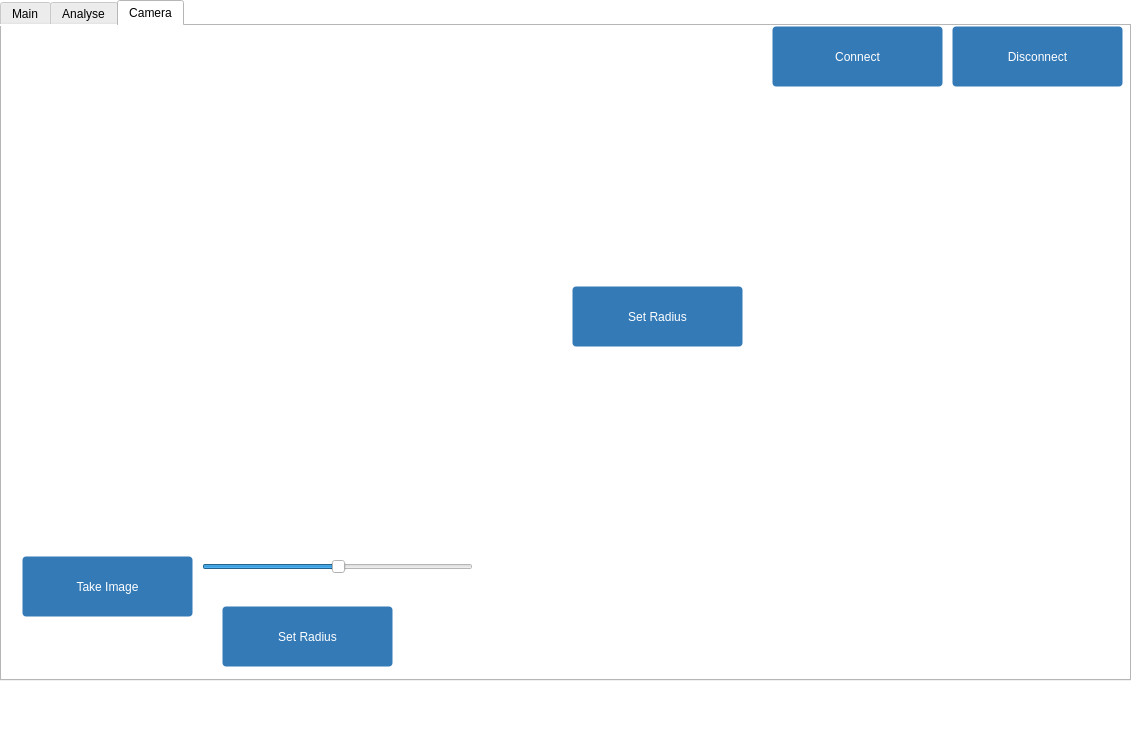
This is Windows/MainWindow_lowres.ui in brandhoff/ZerFit as Qt 5 draws it before an edit. The edited form follows.
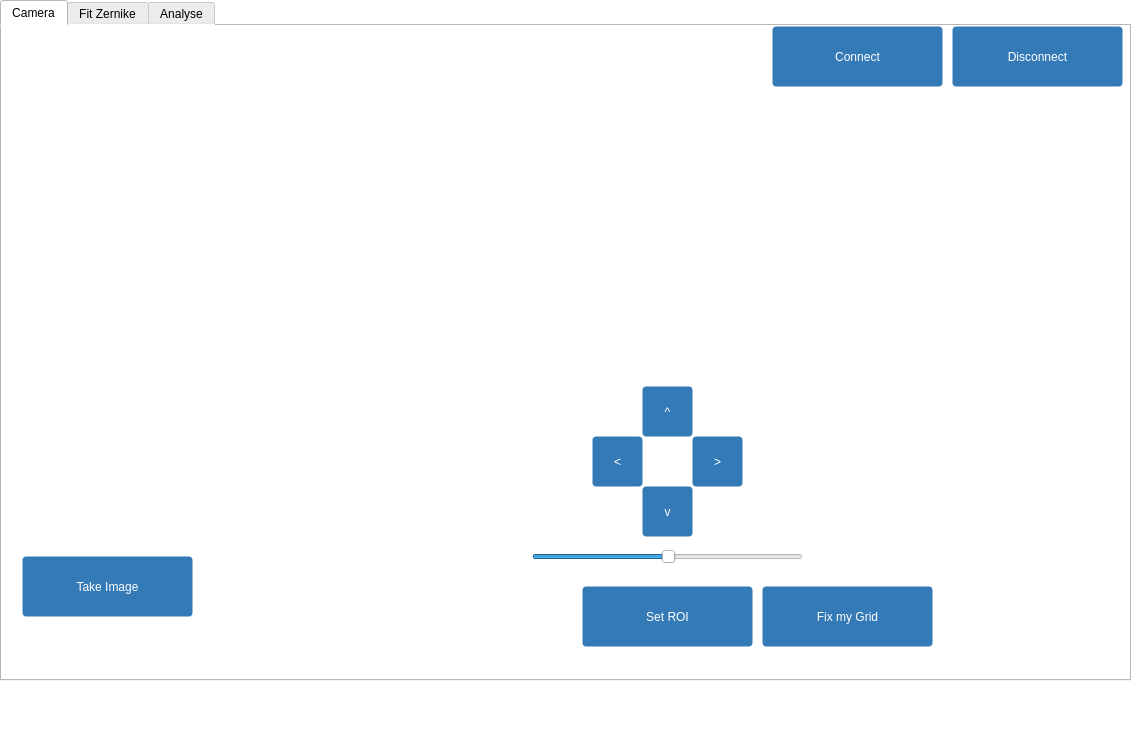
This is the edited form. Custom widgets are drawn as their Qt base class.

Commit message:
Implemented a way of scaling and moving the grid
the grid can be now moved with button presses, aswell as live scaling.
All Spots will be tracked in "realtime" and the grid will be recalculated accordingly.
Next up will be a bugfix aswell as a way of fixing the grid and an automatic tip tilt correction

What changed in the file:
```diff
--- a/Windows/MainWindow_lowres.ui
+++ b/Windows/MainWindow_lowres.ui
@@ -29,9 +29,229 @@
     <property name="currentIndex">
      <number>2</number>
     </property>
+    <widget class="QWidget" name="tab">
+     <attribute name="title">
+      <string>Camera</string>
+     </attribute>
+     <widget class="MplWidget" name="plotSensor_3" native="true">
+      <property name="geometry">
+       <rect>
+        <x>20</x>
+        <y>20</y>
+        <width>500</width>
+        <height>500</height>
+       </rect>
+      </property>
+     </widget>
+     <widget class="QPushButton" name="btnCaliConnect">
+      <property name="geometry">
+       <rect>
+        <x>770</x>
+        <y>0</y>
+        <width>171</width>
+        <height>61</height>
+       </rect>
+      </property>
+      <property name="styleSheet">
+       <string notr="true">color: #fff;
+background-color: #337ab7;
+border-color: #2e6da4;
+background-image: none;
+border: 1px solid transparent;
+border-radius: 4px;</string>
+      </property>
+      <property name="text">
+       <string>Connect</string>
+      </property>
+     </widget>
+     <widget class="QPushButton" name="btnCaliDisconnect">
+      <property name="geometry">
+       <rect>
+        <x>950</x>
+        <y>0</y>
+        <width>171</width>
+        <height>61</height>
+       </rect>
+      </property>
+      <property name="styleSheet">
+       <string notr="true">color: #fff;
+background-color: #337ab7;
+border-color: #2e6da4;
+background-image: none;
+border: 1px solid transparent;
+border-radius: 4px;</string>
+      </property>
+      <property name="text">
+       <string>Disconnect</string>
+      </property>
+     </widget>
+     <widget class="QPushButton" name="btnCaliConnect_2">
+      <property name="geometry">
+       <rect>
+        <x>20</x>
+        <y>530</y>
+        <width>171</width>
+        <height>61</height>
+       </rect>
+      </property>
+      <property name="styleSheet">
+       <string notr="true">color: #fff;
+background-color: #337ab7;
+border-color: #2e6da4;
+background-image: none;
+border: 1px solid transparent;
+border-radius: 4px;</string>
+      </property>
+      <property name="text">
+       <string>Take Image</string>
+      </property>
+     </widget>
+     <widget class="QSlider" name="sliderCaliRadius">
+      <property name="geometry">
+       <rect>
+        <x>530</x>
+        <y>520</y>
+        <width>271</width>
+        <height>22</height>
+       </rect>
+      </property>
+      <property name="value">
+       <number>50</number>
+      </property>
+      <property name="orientation">
+       <enum>Qt::Horizontal</enum>
+      </property>
+     </widget>
+     <widget class="QPushButton" name="btnCaliRadius">
+      <property name="geometry">
+       <rect>
+        <x>580</x>
+        <y>560</y>
+        <width>171</width>
+        <height>61</height>
+       </rect>
+      </property>
+      <property name="styleSheet">
+       <string notr="true">color: #fff;
+background-color: #337ab7;
+border-color: #2e6da4;
+background-image: none;
+border: 1px solid transparent;
+border-radius: 4px;</string>
+      </property>
+      <property name="text">
+       <string>Set ROI</string>
+      </property>
+     </widget>
+     <widget class="QPushButton" name="btnCaliUp">
+      <property name="geometry">
+       <rect>
+        <x>640</x>
+        <y>360</y>
+        <width>51</width>
+        <height>51</height>
+       </rect>
+      </property>
+      <property name="styleSheet">
+       <string notr="true">color: #fff;
+background-color: #337ab7;
+border-color: #2e6da4;
+background-image: none;
+border: 1px solid transparent;
+border-radius: 4px;</string>
+      </property>
+      <property name="text">
+       <string>^</string>
+      </property>
+     </widget>
+     <widget class="QPushButton" name="btnCaliRight">
+      <property name="geometry">
+       <rect>
+        <x>690</x>
+        <y>410</y>
+        <width>51</width>
+        <height>51</height>
+       </rect>
+      </property>
+      <property name="styleSheet">
+       <string notr="true">color: #fff;
+background-color: #337ab7;
+border-color: #2e6da4;
+background-image: none;
+border: 1px solid transparent;
+border-radius: 4px;</string>
+      </property>
+      <property name="text">
+       <string>&gt;</string>
+      </property>
+     </widget>
+     <widget class="QPushButton" name="btnCaliLeft">
+      <property name="geometry">
+       <rect>
+        <x>590</x>
+        <y>410</y>
+        <width>51</width>
+        <height>51</height>
+       </rect>
+      </property>
+      <property name="styleSheet">
+       <string notr="true">color: #fff;
+background-color: #337ab7;
+border-color: #2e6da4;
+background-image: none;
+border: 1px solid transparent;
+border-radius: 4px;</string>
+      </property>
+      <property name="text">
+       <string>&lt;</string>
+      </property>
+     </widget>
+     <widget class="QPushButton" name="btnCaliDown">
+      <property name="geometry">
+       <rect>
+        <x>640</x>
+        <y>460</y>
+        <width>51</width>
+        <height>51</height>
+       </rect>
+      </property>
+      <property name="styleSheet">
+       <string notr="true">color: #fff;
+background-color: #337ab7;
+border-color: #2e6da4;
+background-image: none;
+border: 1px solid transparent;
+border-radius: 4px;</string>
+      </property>
+      <property name="text">
+       <string>v</string>
+      </property>
+     </widget>
+     <widget class="QPushButton" name="btnCaliGridFix">
+      <property name="geometry">
+       <rect>
+        <x>760</x>
+        <y>560</y>
+        <width>171</width>
+        <height>61</height>
+       </rect>
+      </property>
+      <property name="styleSheet">
+       <string notr="true">color: #fff;
+background-color: #337ab7;
+border-color: #2e6da4;
+background-image: none;
+border: 1px solid transparent;
+border-radius: 4px;</string>
+      </property>
+      <property name="text">
+       <string>Fix my Grid</string>
+      </property>
+     </widget>
+    </widget>
     <widget class="QWidget" name="tabMain">
      <attribute name="title">
-      <string>Main</string>
+      <string>Fit Zernike</string>
      </attribute>
      <widget class="MplWidget" name="plotSensor" native="true">
       <property name="geometry">
@@ -371,142 +591,6 @@
       </property>
      </widget>
     </widget>
-    <widget class="QWidget" name="tab">
-     <attribute name="title">
-      <string>Camera</string>
-     </attribute>
-     <widget class="MplWidget" name="plotSensor_3" native="true">
-      <property name="geometry">
-       <rect>
-        <x>20</x>
-        <y>20</y>
-        <width>500</width>
-        <height>500</height>
-       </rect>
-      </property>
-     </widget>
-     <widget class="QPushButton" name="btnCaliConnect">
-      <property name="geometry">
-       <rect>
-        <x>770</x>
-        <y>0</y>
-        <width>171</width>
-        <height>61</height>
-       </rect>
-      </property>
-      <property name="styleSheet">
-       <string notr="true">color: #fff;
-background-color: #337ab7;
-border-color: #2e6da4;
-background-image: none;
-border: 1px solid transparent;
-border-radius: 4px;</string>
-      </property>
-      <property name="text">
-       <string>Connect</string>
-      </property>
-     </widget>
-     <widget class="QPushButton" name="btnCaliDisconnect">
-      <property name="geometry">
-       <rect>
-        <x>950</x>
-        <y>0</y>
-        <width>171</width>
-        <height>61</height>
-       </rect>
-      </property>
-      <property name="styleSheet">
-       <string notr="true">color: #fff;
-background-color: #337ab7;
-border-color: #2e6da4;
-background-image: none;
-border: 1px solid transparent;
-border-radius: 4px;</string>
-      </property>
-      <property name="text">
-       <string>Disconnect</string>
-      </property>
-     </widget>
-     <widget class="QPushButton" name="btnCaliConnect_2">
-      <property name="geometry">
-       <rect>
-        <x>20</x>
-        <y>530</y>
-        <width>171</width>
-        <height>61</height>
-       </rect>
-      </property>
-      <property name="styleSheet">
-       <string notr="true">color: #fff;
-background-color: #337ab7;
-border-color: #2e6da4;
-background-image: none;
-border: 1px solid transparent;
-border-radius: 4px;</string>
-      </property>
-      <property name="text">
-       <string>Take Image</string>
-      </property>
-     </widget>
-     <widget class="QSlider" name="sliderCaliRadius">
-      <property name="geometry">
-       <rect>
-        <x>200</x>
-        <y>530</y>
-        <width>271</width>
-        <height>22</height>
-       </rect>
-      </property>
-      <property name="value">
-       <number>50</number>
-      </property>
-      <property name="orientation">
-       <enum>Qt::Horizontal</enum>
-      </property>
-     </widget>
-     <widget class="QPushButton" name="btnCaliRadius">
-      <property name="geometry">
-       <rect>
-        <x>220</x>
-        <y>580</y>
-        <width>171</width>
-        <height>61</height>
-       </rect>
-      </property>
-      <property name="styleSheet">
-       <string notr="true">color: #fff;
-background-color: #337ab7;
-border-color: #2e6da4;
-background-image: none;
-border: 1px solid transparent;
-border-radius: 4px;</string>
-      </property>
-      <property name="text">
-       <string>Set Radius</string>
-      </property>
-     </widget>
-     <widget class="QPushButton" name="btnCaliRadius_2">
-      <property name="geometry">
-       <rect>
-        <x>570</x>
-        <y>260</y>
-        <width>171</width>
-        <height>61</height>
-       </rect>
-      </property>
-      <property name="styleSheet">
-       <string notr="true">color: #fff;
-background-color: #337ab7;
-border-color: #2e6da4;
-background-image: none;
-border: 1px solid transparent;
-border-radius: 4px;</string>
-      </property>
-      <property name="text">
-       <string>Set Radius</string>
-      </property>
-     </widget>
-    </widget>
    </widget>
   </widget>
   <widget class="QMenuBar" name="menubar">
```
Left out of the diff: 25 changed lines with no effect on the pictures. The commit also changes 8 other files.
